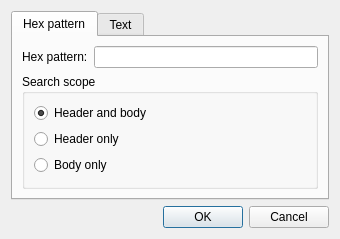
LongSoft/UEFITool, file searchdialog.ui: the form before one commit.
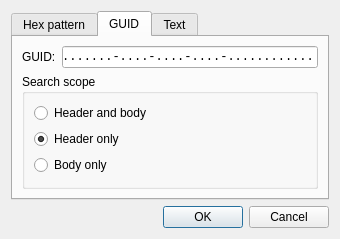
The form after the commit. The open tabs and pages were chosen to show the change.

```diff
--- a/searchdialog.ui
+++ b/searchdialog.ui
@@ -35,7 +35,17 @@
         </widget>
        </item>
        <item row="0" column="1">
-        <widget class="QLineEdit" name="hexEdit"/>
+        <widget class="QLineEdit" name="hexEdit">
+         <property name="font">
+          <font>
+           <family>Consolas</family>
+           <pointsize>9</pointsize>
+          </font>
+         </property>
+         <property name="inputMask">
+          <string/>
+         </property>
+        </widget>
        </item>
        <item row="1" column="0" colspan="2">
         <widget class="QGroupBox" name="hexGroupBox">
@@ -78,6 +88,78 @@
        </item>
       </layout>
      </widget>
+     <widget class="QWidget" name="guidTab">
+      <attribute name="title">
+       <string>GUID</string>
+      </attribute>
+      <layout class="QGridLayout" name="gridLayout">
+       <item row="0" column="0">
+        <widget class="QLabel" name="guidLabel">
+         <property name="text">
+          <string>GUID:</string>
+         </property>
+        </widget>
+       </item>
+       <item row="0" column="1">
+        <widget class="QLineEdit" name="guidEdit">
+         <property name="font">
+          <font>
+           <family>Consolas</family>
+           <pointsize>9</pointsize>
+          </font>
+         </property>
+         <property name="inputMask">
+          <string>xxxxxxxx-xxxx-xxxx-xxxx-xxxxxxxxxxxx; </string>
+         </property>
+         <property name="text">
+          <string>........-....-....-....-............</string>
+         </property>
+        </widget>
+       </item>
+       <item row="1" column="0" colspan="2">
+        <widget class="QGroupBox" name="guidGroupBox">
+         <property name="title">
+          <string>Search scope</string>
+         </property>
+         <layout class="QVBoxLayout" name="verticalLayout_5">
+          <property name="spacing">
+           <number>6</number>
+          </property>
+          <property name="margin">
+           <number>9</number>
+          </property>
+          <item>
+           <widget class="QRadioButton" name="guidScopeFullRadioButton">
+            <property name="text">
+             <string>Header and body</string>
+            </property>
+            <property name="checked">
+             <bool>false</bool>
+            </property>
+           </widget>
+          </item>
+          <item>
+           <widget class="QRadioButton" name="guidScopeHeaderRadioButton">
+            <property name="text">
+             <string>Header only</string>
+            </property>
+            <property name="checked">
+             <bool>true</bool>
+            </property>
+           </widget>
+          </item>
+          <item>
+           <widget class="QRadioButton" name="guidScopeBodyRadioButton">
+            <property name="text">
+             <string>Body only</string>
+            </property>
+           </widget>
+          </item>
+         </layout>
+        </widget>
+       </item>
+      </layout>
+     </widget>
      <widget class="QWidget" name="textTab">
       <attribute name="title">
        <string>Text</string>
```
Left out of the diff: 8 changed lines with no effect on the pictures.
